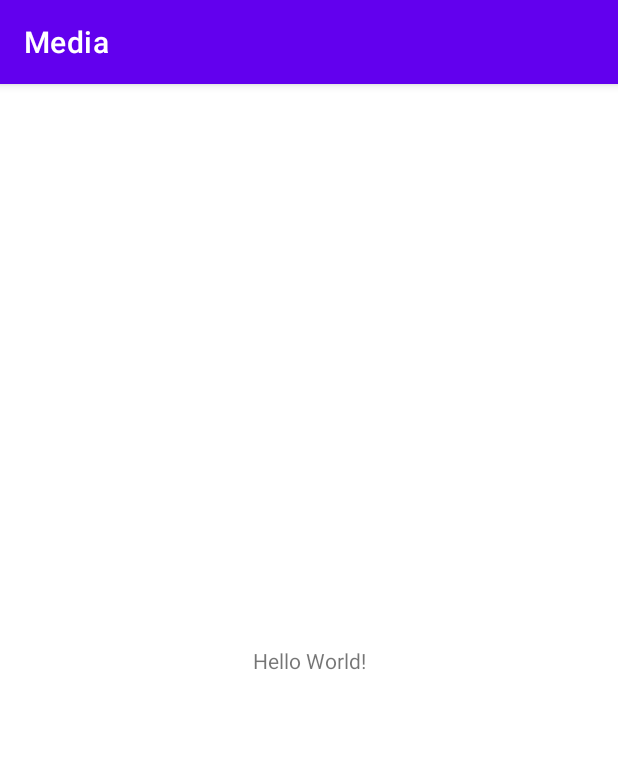
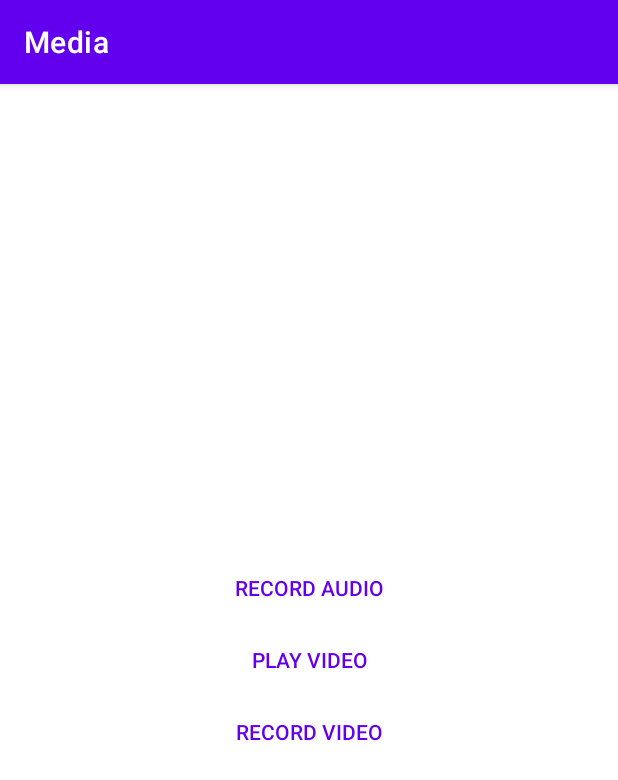
Before and after one commit to Boguslawa-Tlolka/Android_uni_lab, an Android app: the screen it shows after launch (MainActivity), on a phone screen of 412 x 824 dp. Shown: the top 780 px of the screen. Run offline under Robolectric (Android 15) with nearby library versions, the phone set to English and light mode, and no system bars.

Commit message:
Add main activity

```diff
--- a/android_lab/ex_07_permissions_media/app/src/main/res/layout/activity_main.xml
+++ b/android_lab/ex_07_permissions_media/app/src/main/res/layout/activity_main.xml
@@ -6,13 +6,41 @@
     android:layout_height="match_parent"
     tools:context=".MainActivity">
 
-    <TextView
+    <Button
+        android:id="@+id/recordAudioButton"
+        android:text="@string/record_audio"
+        android:textColor="@color/purple_500"
         android:layout_width="wrap_content"
         android:layout_height="wrap_content"
-        android:text="Hello World!"
+        app:layout_constraintTop_toTopOf="parent"
+        app:layout_constraintStart_toStartOf="parent"
+        app:layout_constraintEnd_toEndOf="parent"
+        app:layout_constraintBottom_toTopOf="@id/playVideoButton"
+        app:layout_constraintVertical_chainStyle="packed"
+        style="@style/Widget.AppCompat.Button.Borderless"/>
+
+    <Button
+        android:id="@+id/playVideoButton"
+        android:text="@string/play_video"
+        android:textColor="@color/purple_500"
+        android:layout_width="wrap_content"
+        android:layout_height="wrap_content"
+        app:layout_constraintTop_toBottomOf="@id/recordAudioButton"
+        app:layout_constraintStart_toStartOf="parent"
+        app:layout_constraintEnd_toEndOf="parent"
+        app:layout_constraintBottom_toTopOf="@id/recordVideoButton"
+        style="@style/Widget.AppCompat.Button.Borderless"/>
+
+    <Button
+        android:id="@+id/recordVideoButton"
+        android:text="@string/record_video"
+        android:textColor="@color/purple_500"
+        android:layout_width="wrap_content"
+        android:layout_height="wrap_content"
+        app:layout_constraintTop_toBottomOf="@id/playVideoButton"
+        app:layout_constraintStart_toStartOf="parent"
+        app:layout_constraintEnd_toEndOf="parent"
         app:layout_constraintBottom_toBottomOf="parent"
-        app:layout_constraintLeft_toLeftOf="parent"
-        app:layout_constraintRight_toRightOf="parent"
-        app:layout_constraintTop_toTopOf="parent" />
+        style="@style/Widget.AppCompat.Button.Borderless"/>
 
 </androidx.constraintlayout.widget.ConstraintLayout>
--- a/android_lab/ex_07_permissions_media/app/src/main/res/values/strings.xml
+++ b/android_lab/ex_07_permissions_media/app/src/main/res/values/strings.xml
@@ -1,3 +1,6 @@
 <resources>
     <string name="app_name">Media</string>
+    <string name="record_audio">Record audio</string>
+    <string name="play_video">Play video</string>
+    <string name="record_video">Record video</string>
 </resources>
```
